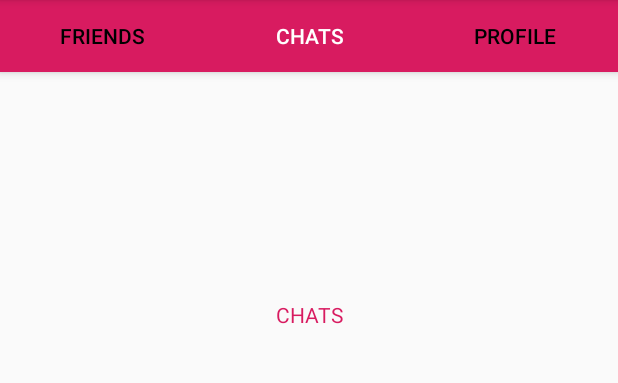
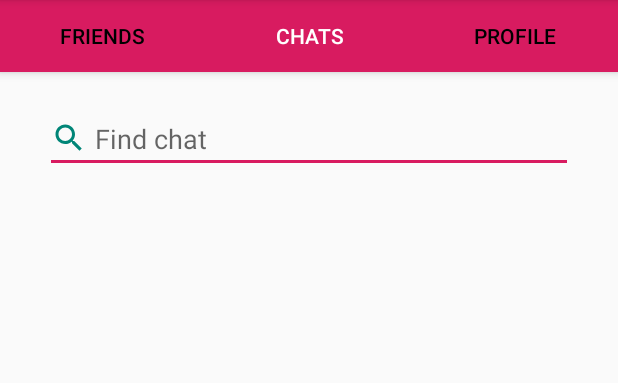
Before and after one commit to Szczurk3y/Messenger, an Android app: the UserContentActivity screen opened directly, with no data from a screen before it, tab 2 chosen, on a phone screen of 412 x 824 dp, the part 84-467 px from its top. Run offline under Robolectric (Android 15) with nearby library versions, the phone set to English and light mode, and no system bars; 8 statements that could not run were skipped.

Commit message:
Add chats adapter

```diff
--- a/app/src/main/java/Activities/UserContentActivity.kt
+++ b/app/src/main/java/Activities/UserContentActivity.kt
@@ -7,6 +7,7 @@ import ViewPagers.UserContentViewPageAdapter
 import android.graphics.BitmapFactory
 import android.util.Log
 import android.widget.Toast
+import androidx.viewpager.widget.ViewPager
 import com.szczurk3y.messenger.*
 import com.szczurk3y.messenger.MainActivity.Companion.context
 import kotlinx.android.synthetic.main.activity_main.*
@@ -14,6 +15,7 @@ import retrofit2.Call
 import retrofit2.Callback
 import retrofit2.Response
 import okhttp3.ResponseBody
+import kotlin.properties.Delegates
 
 
 class UserContentActivity : AppCompatActivity() {
@@ -21,9 +23,9 @@ class UserContentActivity : AppCompatActivity() {
         var invitationsList = mutableListOf<Invitation>()
         var friendsList = mutableListOf<FriendsRelation>()
         var sentList = mutableListOf<Invitation>()
+        var chatList = mutableListOf<ChatItem>()
         lateinit var user: User
         lateinit var token: String
-        const val FILEPATH = ""
     }
 
     override fun onCreate(savedInstanceState: Bundle?) {
--- /dev/null
+++ b/app/src/main/java/Fragments/UserChatsFragment.kt
@@ -0,0 +1,39 @@
+package Fragments
+
+
+import Activities.UserContentActivity
+import Adapters.ChatsAdapter
+import ViewPagers.UserContentViewPageAdapter
+import android.os.Bundle
+import androidx.fragment.app.Fragment
+import android.view.LayoutInflater
+import android.view.View
+import android.view.ViewGroup
+import androidx.recyclerview.widget.RecyclerView
+import com.szczurk3y.messenger.ChatItem
+
+import com.szczurk3y.messenger.R
+import kotlinx.android.synthetic.main.activity_main.*
+
+/**
+ * A simple [Fragment] subclass.
+ */
+class UserChatsFragment : Fragment() {
+
+    companion object {
+        lateinit var recyclerView: RecyclerView
+    }
+
+    override fun onCreateView(
+        inflater: LayoutInflater, container: ViewGroup?,
+        savedInstanceState: Bundle?
+    ): View? {
+        val view = inflater.inflate(R.layout.fragment_user__chats, container, false)
+
+        recyclerView = view.findViewById(R.id.chatRecyclerView) as RecyclerView
+
+        return view
+    }
+
+
+}
--- a/app/src/main/java/Fragments/User_ChatsFragment.kt
+++ /dev/null
@@ -1,26 +0,0 @@
-package Fragments
-
-
-import android.os.Bundle
-import androidx.fragment.app.Fragment
-import android.view.LayoutInflater
-import android.view.View
-import android.view.ViewGroup
-
-import com.szczurk3y.messenger.R
-
-/**
- * A simple [Fragment] subclass.
- */
-class User_ChatsFragment : Fragment() {
-
-    override fun onCreateView(
-        inflater: LayoutInflater, container: ViewGroup?,
-        savedInstanceState: Bundle?
-    ): View? {
-        // Inflate the layout for this fragment
-        return inflater.inflate(R.layout.fragment_user__chats, container, false)
-    }
-
-
-}
--- a/app/src/main/java/ViewPagers/UserContentViewPageAdapter.kt
+++ b/app/src/main/java/ViewPagers/UserContentViewPageAdapter.kt
@@ -3,9 +3,10 @@ package ViewPagers
 import androidx.fragment.app.Fragment
 import androidx.fragment.app.FragmentManager
 import androidx.fragment.app.FragmentPagerAdapter
-import Fragments.User_ChatsFragment
+import Fragments.UserChatsFragment
 import Fragments.UserFriendsFragment
 import Fragments.UserProfileFragment
+import android.view.ViewGroup
 
 class UserContentViewPageAdapter(fragmentManager: FragmentManager) : FragmentPagerAdapter(fragmentManager) {
 
@@ -18,7 +19,7 @@ class UserContentViewPageAdapter(fragmentManager: FragmentManager) : FragmentPag
             }
 
             1 -> {
-                fragment = User_ChatsFragment()
+                fragment = UserChatsFragment()
             }
 
             2 -> {
@@ -32,6 +33,11 @@ class UserContentViewPageAdapter(fragmentManager: FragmentManager) : FragmentPag
     override fun getCount(): Int {
         return 3
     }
+
+    override fun setPrimaryItem(container: ViewGroup, position: Int, `object`: Any) {
+        super.setPrimaryItem(container, position, `object`)
+    }
+
 
     override fun getPageTitle(position: Int): CharSequence? {
         var title: String? = null
--- /dev/null
+++ b/app/src/main/res/drawable/ic_search_black_24dp.xml
@@ -0,0 +1,5 @@
+<vector android:autoMirrored="true" android:height="24dp"
+    android:tint="#575C64" android:viewportHeight="24.0"
+    android:viewportWidth="24.0" android:width="24dp" xmlns:android="http://schemas.android.com/apk/res/android">
+    <path android:fillColor="#FF000000" android:pathData="M15.5,14h-0.79l-0.28,-0.27C15.41,12.59 16,11.11 16,9.5 16,5.91 13.09,3 9.5,3S3,5.91 3,9.5 5.91,16 9.5,16c1.61,0 3.09,-0.59 4.23,-1.57l0.27,0.28v0.79l5,4.99L20.49,19l-4.99,-5zM9.5,14C7.01,14 5,11.99 5,9.5S7.01,5 9.5,5 14,7.01 14,9.5 11.99,14 9.5,14z"/>
+</vector>
--- a/app/src/main/res/layout/fragment_user__chats.xml
+++ b/app/src/main/res/layout/fragment_user__chats.xml
@@ -1,19 +1,38 @@
 <?xml version="1.0" encoding="utf-8"?>
-<androidx.constraintlayout.widget.ConstraintLayout xmlns:android="http://schemas.android.com/apk/res/android"
+<RelativeLayout
+    xmlns:android="http://schemas.android.com/apk/res/android"
     xmlns:tools="http://schemas.android.com/tools"
     android:layout_width="match_parent"
     android:layout_height="match_parent"
     xmlns:app="http://schemas.android.com/apk/res-auto"
-    tools:context="Fragments.User_ChatsFragment">
+    tools:context="Fragments.UserChatsFragment"
+    android:padding="30dp">
 
-    <!-- TODO: Update blank fragment layout -->
-    <TextView
+    <EditText
         android:layout_width="match_parent"
         android:layout_height="wrap_content"
-        android:gravity="center"
-        app:layout_constraintTop_toTopOf="parent"
-        android:layout_marginTop="200dp"
-        android:textColor="@color/colorAccent"
-        android:text="CHATS" />
+        android:layout_alignParentStart="true"
+        android:layout_alignParentTop="true"
+        android:layout_alignParentEnd="true"
+        android:drawableStart="@drawable/ic_search_black_24dp"
+        android:drawableTint="@color/colorPrimary"
+        android:drawablePadding="5dp"
+        android:hint="Find chat"
+        android:layout_marginTop="40dp"
+        android:inputType="textPersonName" />
 
-</androidx.constraintlayout.widget.ConstraintLayout>
+    <ScrollView
+        android:layout_width="match_parent"
+        android:layout_height="wrap_content"
+        android:layout_marginTop="100dp">
+        <androidx.recyclerview.widget.RecyclerView
+            android:layout_width="match_parent"
+            android:layout_height="wrap_content"
+            app:layoutManager="androidx.recyclerview.widget.LinearLayoutManager"
+            app:layout_behavior="@string/appbar_scrolling_view_behavior"
+            android:id="@+id/chatRecyclerView"
+            tools:listitem="@layout/chat_item"
+            />
+    </ScrollView>
+
+</RelativeLayout>
```
Also changed, not shown: app/src/main/java/Adapters/ChatsAdapter.kt (added, +35 -0 lines), app/src/main/java/Adapters/FriendsAdapter.kt (+36 -1 lines), app/src/main/java/com/szczurk3y/messenger/Formats.kt (+11 -14 lines), app/src/main/res/layout/chat_item.xml (added, +55 -0 lines).
